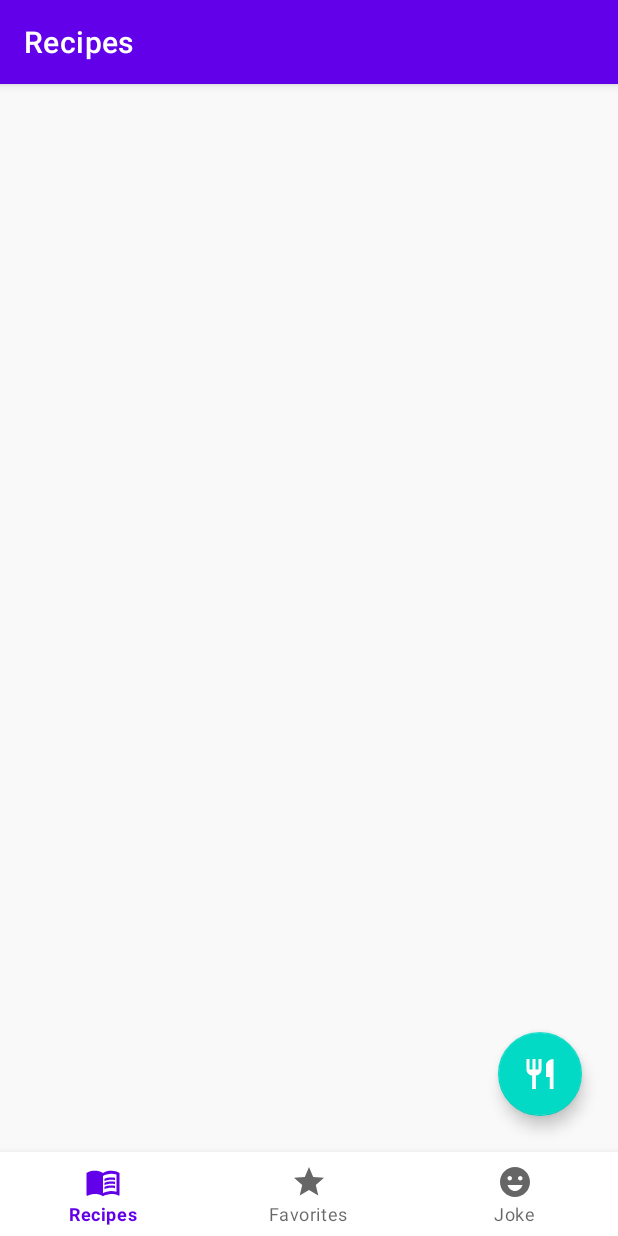
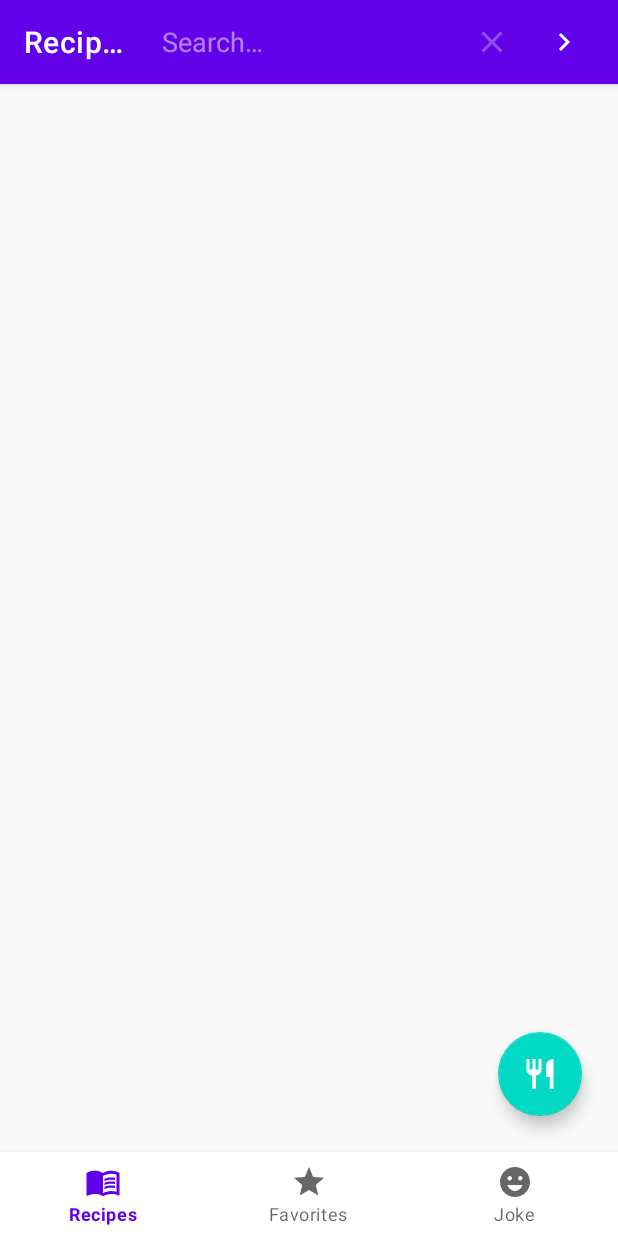
Before and after one commit to RaficHoussariDev/FoodApplication, an Android app: the screen it shows after launch (MainActivity), after a tap on "Floating action button", on a phone screen of 412 x 824 dp. Run offline under Robolectric (Android 15) with nearby library versions, the phone set to English and light mode, and no system bars; our stand-ins replace Dagger/Hilt's generated code, Room's generated code, Shimmer, data binding, navigation-ui; libraries missing offline, so code that uses them is left out: com.todkars.shimmer; plain views replace ShimmerRecyclerView; Roboto replaces fonts that are not available here; 9 statements that could not run were skipped; 1 other tap on this screen came first.

Commit message:
Search for recipes inside the recipes fragment

```diff
--- a/app/src/main/java/com/example/foodapp/data/RemoteDataSource.kt
+++ b/app/src/main/java/com/example/foodapp/data/RemoteDataSource.kt
@@ -11,4 +11,8 @@
     suspend fun getRecipes(queries: Map<String, String>): Response<FoodRecipe> {
         return foodRecipesApi.getRecipes(queries)
     }
+
+    suspend fun searchRecipes(searchQuery: Map<String, String>): Response<FoodRecipe> {
+        return foodRecipesApi.searchRecipes(searchQuery)
+    }
 }
--- a/app/src/main/java/com/example/foodapp/data/network/FoodRecipesApi.kt
+++ b/app/src/main/java/com/example/foodapp/data/network/FoodRecipesApi.kt
@@ -11,4 +11,9 @@
     suspend fun getRecipes(
         @QueryMap queries: Map<String, String>
     ): Response<FoodRecipe>
+
+    @GET("/recipes/complexSearch")
+    suspend fun searchRecipes(
+        @QueryMap searchQuery: Map<String, String>
+    ): Response<FoodRecipe>
 }
--- a/app/src/main/java/com/example/foodapp/ui/fragments/recipes/RecipesFragment.kt
+++ b/app/src/main/java/com/example/foodapp/ui/fragments/recipes/RecipesFragment.kt
@@ -2,10 +2,9 @@
 
 import android.os.Bundle
 import android.util.Log
+import android.view.*
+import androidx.appcompat.widget.SearchView
 import androidx.fragment.app.Fragment
-import android.view.LayoutInflater
-import android.view.View
-import android.view.ViewGroup
 import android.widget.Toast
 import androidx.lifecycle.ViewModelProvider
 import androidx.lifecycle.lifecycleScope
@@ -26,7 +25,7 @@
 import kotlinx.coroutines.launch
 
 @AndroidEntryPoint
-class RecipesFragment : Fragment() {
+class RecipesFragment : Fragment(), SearchView.OnQueryTextListener {
 
     private var _binding: FragmentRecipesBinding? = null
     private val binding get() = _binding!!
@@ -55,6 +54,8 @@
 
         recyclerView = binding.recyclerview
         setupRecyclerView()
+
+        setHasOptionsMenu(true)
 
         recipesViewModel.readBackOnline.observe(viewLifecycleOwner, {
             recipesViewModel.backOnline = it
@@ -86,6 +87,27 @@
         recyclerView.adapter = mAdapter
         recyclerView.layoutManager = LinearLayoutManager(requireContext())
         showShimmerEffect()
+    }
+
+    override fun onCreateOptionsMenu(menu: Menu, inflater: MenuInflater) {
+        inflater.inflate(R.menu.recipes_menu, menu)
+
+        val search = menu.findItem(R.id.menu_search)
+        val searchView = search.actionView as? SearchView
+
+        searchView?.isSubmitButtonEnabled = true
+        searchView?.setOnQueryTextListener(this)
+    }
+
+    override fun onQueryTextSubmit(query: String?): Boolean {
+        if(query != null) {
+            searchApiData(query)
+        }
+        return true
+    }
+
+    override fun onQueryTextChange(p0: String?): Boolean {
+        return true
     }
 
     private fun readDatabase() {
@@ -127,6 +149,33 @@
         })
     }
 
+    private fun searchApiData(searchQuery: String) {
+        hideShimmerEffect()
+        mainViewModel.searchRecipes(recipesViewModel.applySearchQuery(searchQuery))
+
+        mainViewModel.searchedRecipesResponse.observe(viewLifecycleOwner, { response ->
+            when(response) {
+                is NetworkResult.Success -> {
+                    hideShimmerEffect()
+                    val foodRecipe = response.data
+                    foodRecipe?.let { mAdapter.setData(it) }
+                }
+                is NetworkResult.Error -> {
+                    hideShimmerEffect()
+                    loadDataFromCache()
+                    Toast.makeText(
+                        requireContext(),
+                        response.message,
+                        Toast.LENGTH_SHORT
+                    ).show()
+                }
+                is NetworkResult.Loading -> {
+                    showShimmerEffect()
+                }
+            }
+        })
+    }
+
     private fun loadDataFromCache() {
         lifecycleScope.launch{
             mainViewModel.readRecipes.observe(viewLifecycleOwner, { database ->
--- a/app/src/main/java/com/example/foodapp/util/Constants.kt
+++ b/app/src/main/java/com/example/foodapp/util/Constants.kt
@@ -6,6 +6,7 @@
         const val API_KEY = "158eb86bc87c46a98ae9af1c1fac230a"
 
         //API Query Keys
+        const val QUERY_SEARCH = "query"
         const val QUERY_NUMBER = "number"
         const val QUERY_API_KEY = "apiKey"
         const val QUERY_TYPE = "type"
--- /dev/null
+++ b/app/src/main/res/drawable/ic_search.xml
@@ -0,0 +1,10 @@
+<vector xmlns:android="http://schemas.android.com/apk/res/android"
+    android:width="24dp"
+    android:height="24dp"
+    android:viewportWidth="24"
+    android:viewportHeight="24"
+    android:tint="?attr/colorControlNormal">
+  <path
+      android:fillColor="@android:color/white"
+      android:pathData="M15.5,14h-0.79l-0.28,-0.27C15.41,12.59 16,11.11 16,9.5 16,5.91 13.09,3 9.5,3S3,5.91 3,9.5 5.91,16 9.5,16c1.61,0 3.09,-0.59 4.23,-1.57l0.27,0.28v0.79l5,4.99L20.49,19l-4.99,-5zM9.5,14C7.01,14 5,11.99 5,9.5S7.01,5 9.5,5 14,7.01 14,9.5 11.99,14 9.5,14z"/>
+</vector>
--- /dev/null
+++ b/app/src/main/res/menu/recipes_menu.xml
@@ -0,0 +1,15 @@
+<?xml version="1.0" encoding="utf-8"?>
+<menu xmlns:android="http://schemas.android.com/apk/res/android"
+    xmlns:app="http://schemas.android.com/apk/res-auto"
+    xmlns:tools="http://schemas.android.com/tools">
+
+    <item
+        android:id="@+id/menu_search"
+        android:icon="@drawable/ic_search"
+        android:iconTint="@color/white"
+        android:title="@string/search"
+        app:actionViewClass="androidx.appcompat.widget.SearchView"
+        app:showAsAction="ifRoom"
+        tools:targetApi="o" />
+
+</menu>
--- a/app/src/main/res/values/strings.xml
+++ b/app/src/main/res/values/strings.xml
@@ -5,6 +5,7 @@
     <string name="recipes_fragment">Recipes</string>
     <string name="favorite_recipes_fragment">Favorites</string>
     <string name="food_joke_fragment">Joke</string>
+    <string name="search">Search</string>
     <!--End Region -->
 
     <!--Region Fragment Recipes -->
```
Also changed, not shown: app/src/main/java/com/example/foodapp/viewmodels/MainViewModel.kt (+21 -0 lines), app/src/main/java/com/example/foodapp/viewmodels/RecipesViewModel.kt (+13 -0 lines).
